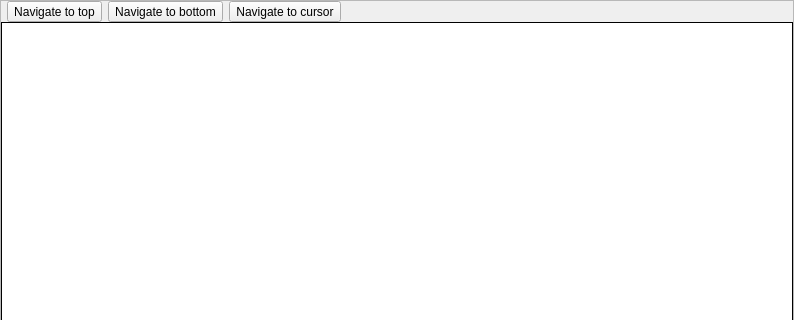
First picture: the form in src/gui/file_views/PlainTextViewWidget.ui, repository tomvodi/QTail, before the edit; both pictures show x 0 to 794 and y 0 to 320 of the 794 by 784 pixel window.
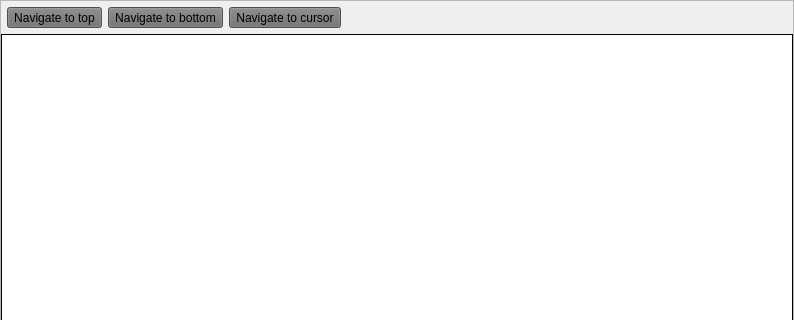
Second picture: the form after the edit. Icons and pictures are not drawn. Custom widgets are drawn as their Qt base class.

Commit message: Made navigation buttons more visible

What changed in the file:
```diff
--- a/src/gui/file_views/PlainTextViewWidget.ui
+++ b/src/gui/file_views/PlainTextViewWidget.ui
@@ -37,6 +37,11 @@
    </property>
    <item row="0" column="0">
     <widget class="QFrame" name="optionsFrame">
+     <property name="styleSheet">
+      <string notr="true">QToolButton {
+	background-color: rgb(110, 110, 110);
+}</string>
+     </property>
      <property name="frameShape">
       <enum>QFrame::NoFrame</enum>
      </property>
@@ -51,13 +56,13 @@
        <number>6</number>
       </property>
       <property name="topMargin">
-       <number>0</number>
+       <number>6</number>
       </property>
       <property name="rightMargin">
        <number>6</number>
       </property>
       <property name="bottomMargin">
-       <number>0</number>
+       <number>6</number>
       </property>
       <property name="verticalSpacing">
        <number>0</number>
@@ -71,6 +76,12 @@
          <iconset resource="../resources.qrc">
           <normaloff>:/resources/icons/actions/go-jump.png</normaloff>:/resources/icons/actions/go-jump.png</iconset>
         </property>
+        <property name="iconSize">
+         <size>
+          <width>24</width>
+          <height>24</height>
+         </size>
+        </property>
        </widget>
       </item>
       <item row="0" column="0">
@@ -82,6 +93,12 @@
          <iconset resource="../resources.qrc">
           <normaloff>:/resources/icons/actions/go-top.png</normaloff>:/resources/icons/actions/go-top.png</iconset>
         </property>
+        <property name="iconSize">
+         <size>
+          <width>24</width>
+          <height>24</height>
+         </size>
+        </property>
        </widget>
       </item>
       <item row="0" column="1">
@@ -93,6 +110,12 @@
          <iconset resource="../resources.qrc">
           <normaloff>:/resources/icons/actions/go-bottom.png</normaloff>:/resources/icons/actions/go-bottom.png</iconset>
         </property>
+        <property name="iconSize">
+         <size>
+          <width>24</width>
+          <height>24</height>
+         </size>
+        </property>
        </widget>
       </item>
       <item row="0" column="3">
```
